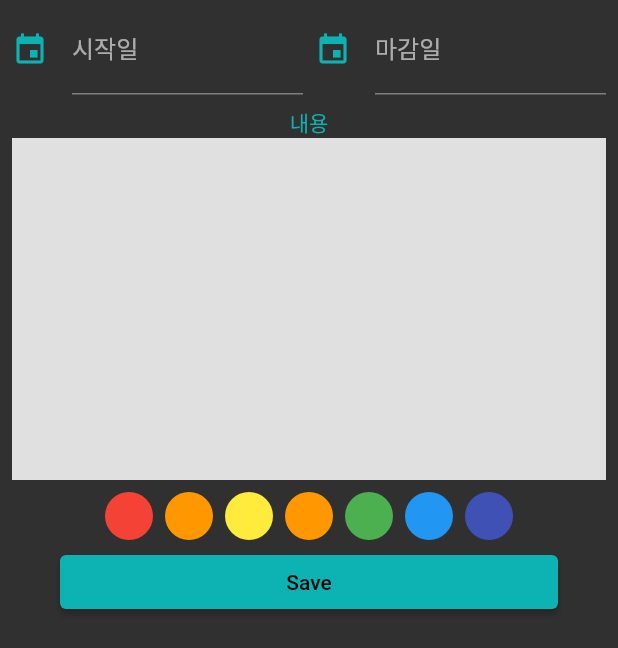
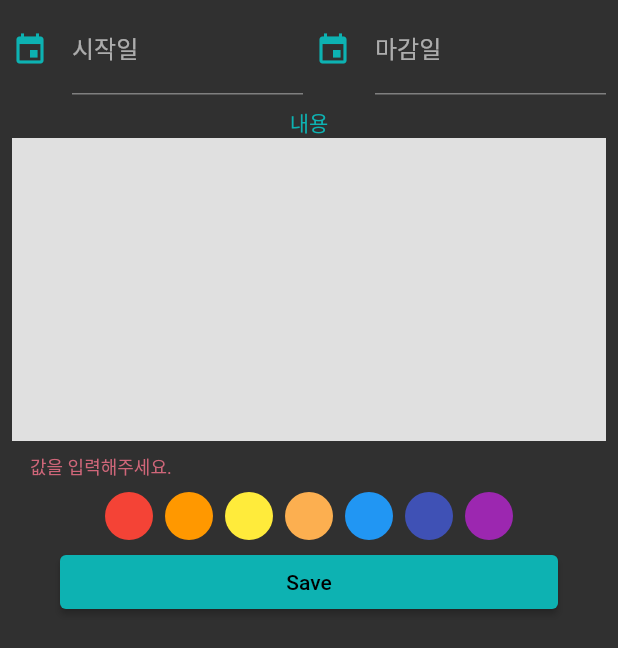
Before and after one commit to rookedsysc/Flutter-Study, a Flutter app: the ScheduleBottomSheet widget shown alone on an empty page, opened directly, on a phone screen of 412 x 824 dp. Shown: the top 648 px of the screen. Run offline on Flutter 3.47's test engine with Material 2 defaults, Android fonts, the phone set to English and light mode, and no system bars; drawn by our look-alikes of date_time_picker; our stand-ins replace drift, geolocator, get_it, google_maps_flutter, image_picker, permission_handler and 3 more; missing offline and left inert: agora_rtc_engine; accounts and stored records are empty; generated files the repository leaves out were written again; Roboto replaces fonts that are missing (Dongle).

Commit message:
GetIt 사용 +DataBase에서 Color 불러오기 +10진수 16진수로 변환

```diff
--- a/Project/scheduler_lab/lib/component/custom_text_field.dart
+++ b/Project/scheduler_lab/lib/component/custom_text_field.dart
@@ -5,8 +5,9 @@ import '../const/colors.dart';
 
 class CustomTextField extends StatelessWidget {
   final String label;
-  const  CustomTextField({required this.isTime, required this.label, Key? key}) : super(key: key);
   final bool isTime; // true - 시간 false - 내용
+  final FormFieldSetter<String> onTextSaved;
+  const  CustomTextField({required this.onTextSaved, required this.isTime, required this.label, Key? key}) : super(key: key);
 
   @override
   Widget build(BuildContext context) {
@@ -31,7 +32,11 @@ class CustomTextField extends StatelessWidget {
         }
         return null;
       },
+      onSaved: onTextSaved,
+
+      // 밑줄 색상
       cursorColor: Colors.grey,
+      style: TextStyle(color: Colors.black),
       // 부모 class의 남은 부분만큼 textField가 커짐.
       expands: !isTime,
       maxLines: isTime ? 1 : null, // 줄바뀜 옵션. (null이면 무한하게 라인 작성가능)
--- a/Project/scheduler_lab/lib/component/schedule_bottom_sheet.dart
+++ b/Project/scheduler_lab/lib/component/schedule_bottom_sheet.dart
@@ -1,9 +1,12 @@
 import 'package:date_time_picker/date_time_picker.dart';
 import 'package:flutter/material.dart';
+import 'package:get_it/get_it.dart';
 import 'package:intl/date_time_patterns.dart';
 import 'package:path/path.dart';
 import 'package:scheduler_lab/component/custom_text_field.dart';
 import 'package:scheduler_lab/const/colors.dart';
+import 'package:scheduler_lab/datebase/drift_database.dart';
+import 'package:scheduler_lab/model/category_color.dart';
 
 class ScheduleBottomSheet extends StatefulWidget {
   const ScheduleBottomSheet({Key? key}) : super(key: key);
@@ -15,6 +18,9 @@ class ScheduleBottomSheet extends StatefulWidget {
 class _ScheduleBottomSheetState extends State<ScheduleBottomSheet> {
   // form의 상태를 관리해주는 일종의 controller
   final GlobalKey<FormState> formKey = GlobalKey();
+  int? startTime;
+  int? endTime;
+  String? content;
 
   @override
   Widget build(BuildContext context) {
@@ -35,18 +41,37 @@ class _ScheduleBottomSheetState extends State<ScheduleBottomSheet> {
             padding: const EdgeInsets.only(top: 4.0, right: 8.0, left: 8.0),
             child: Form(
               key: formKey,
+              // 어떠한 동작으로 인해서가 아니라 자동으로 validate를 검증함.
+              autovalidateMode: AutovalidateMode.always,
               child: Column(
                 crossAxisAlignment: CrossAxisAlignment.start,
                 children: [
-                  _Time(), // _Time >> Row _CompactDatePicker
+                  _Time(onStartSaved: (String? val) {
+                    startTime = int.parse(val!.split('-')[2]);
+                  }, onEndSaved: (String? val) {
+                    endTime = int.parse(val!.split('-')[2]);
+                  }
+                    ,), // _Time >> Row _CompactDatePicker
                   SizedBox(
                     height: 8.0,
                   ),
-                  _Content(),
+                  _Content(onContentSaved: (String? val) {
+                    content = val;
+                  },),
                   SizedBox(
                     height: 8,
                   ),
-                  _ColorPicker(),
+                  FutureBuilder<List<CategoryColor>>(
+                    // main에 있는 LocalDatabase의 값을 code에 바로 주입시킴.
+                    future: GetIt.I<LocalDatabase>().getCategoryColors(),
+                    builder: (context, snapshot) {
+                      // parse('FFFFFF',radix = 16) : 16진수로 변환.
+                      return _ColorPicker(colors: snapshot.hasData
+                          ? snapshot.data!.map((e) =>
+                          Color(int.parse('FF${e.hexCode}',radix: 16))).toList()
+                          : []);
+                    }
+                  ),
                   SizedBox(height: 4.0,),
                   _SaveButton(onPressed: onSavePressed,)
                 ],
@@ -60,13 +85,18 @@ class _ScheduleBottomSheetState extends State<ScheduleBottomSheet> {
   void onSavePressed() {
     // formKey는 생성을 했는데 Form 위젯과 결합을 안했을 때
     if(formKey.currentState == null) {
-      return;
+      return null;
     }
-
     // 모든 textFormField에서 에러가 없으면 해당 if구문 통과함.
     // 모든 textFormField에서 validator() 실행됨.
     if(formKey.currentState!.validate()){
-      print('에러가 없습니다.');
+      formKey.currentState!.save();
+
+      print('----------------------');
+      print('startTime: $startTime');
+      print('endTime: $endTime');
+      print('content: $content');
+
     } else {
       print('에러가 있습니다.');
     }
@@ -74,7 +104,10 @@ class _ScheduleBottomSheetState extends State<ScheduleBottomSheet> {
 }
 
 class _Time extends StatefulWidget {
-  const _Time({Key? key}) : super(key: key);
+  final FormFieldSetter<String> onStartSaved;
+  final FormFieldSetter<String> onEndSaved;
+
+  const _Time({required this.onStartSaved, required this.onEndSaved, Key? key}) : super(key: key);
 
   @override
   State<_Time> createState() => _TimeState();
@@ -83,7 +116,6 @@ class _Time extends StatefulWidget {
 class _TimeState extends State<_Time> {
   DateTime? minimumDay = DateTime.now();
   DateTime? maximumDay = DateTime(3000);
-
   @override
   Widget build(BuildContext context) {
     return GestureDetector(
@@ -102,10 +134,39 @@ class _TimeState extends State<_Time> {
     );
   }
 
-  Widget _CompactDatePicker(bool isStart) {
+  Widget _CompactDatePicker(bool isStart,  ) {
     return Expanded(
         child: Column(children: [
           DateTimePicker(
+            validator: (val) {
+              // 날짜 입력 됐는지 검증.
+              if(val == null || val.isEmpty) {
+                if(isStart) {
+                  return '시작일을 입력해주세요.';
+                }
+                return '마감일을 입력해주세요.';
+              }
+            },
+            onSaved: isStart ? widget.onStartSaved : widget.onEndSaved,
+            onChanged: (val) {
+              print('value : $val');
+              DateTime selectedDay = DateTime(
+                // 문자열 int로 치환.
+                int.parse(val.split('-')[0]), // 년
+                int.parse(val.split('-')[1]), // 월
+                int.parse(val.split('-')[2]), // 일
+              );
+              setState(() {
+                // 시작일의 lastDate가 마감일의 lastDate를 넘지 않게 해줌.
+                if (!isStart) {
+                  maximumDay = selectedDay;
+                }
+
+                // 마감일의 firstDate가 시작일의 firstDate보다 작지 않게 해줌.
+                minimumDay = selectedDay;
+              });
+            },
+
             // Design
             decoration: InputDecoration(
               icon: Icon(
@@ -127,54 +188,30 @@ class _TimeState extends State<_Time> {
             firstDate: isStart ? DateTime.now() : minimumDay,
             lastDate: isStart ? maximumDay : DateTime(3000),
 
-            onChanged: (val) {
-          print('value : $val');
-          DateTime selectedDay = DateTime(
-            // 문자열 int로 치환.
-            int.parse(val.split('-')[0]), // 년
-            int.parse(val.split('-')[1]), // 월
-            int.parse(val.split('-')[2]), // 일
-          );
-          setState(() {
-            // 시작일의 lastDate가 마감일의 lastDate를 넘지 않게 해줌.
-            if (!isStart) {
-              maximumDay = selectedDay;
-            }
 
-            // 마감일의 firstDate가 시작일의 firstDate보다 작지 않게 해줌.
-            minimumDay = selectedDay;
-          });
-          },
-          validator: (val) {
-                // 날짜 입력 됐는지 검증.
-                if(val == null || val.isEmpty) {
-                  if(isStart) {
-                    return '시작일을 입력해주세요.';
-                  }
-                  return '마감일을 입력해주세요.';
-                }
-
-              },
       ),
     ]));
   }
 }
 
 class _Content extends StatelessWidget {
-  const _Content({Key? key}) : super(key: key);
+  final FormFieldSetter<String> onContentSaved;
+  const _Content({required this.onContentSaved, Key? key}) : super(key: key);
 
   @override
   Widget build(BuildContext context) {
     return Expanded(
       child: CustomTextField(
         label: '내용',
-        isTime:false,
+        isTime: false,
+        onTextSaved: onContentSaved,
       ),
     );
   }
 }
 class _ColorPicker extends StatelessWidget {
-  const _ColorPicker({Key? key}) : super(key: key);
+  final List<Color> colors;
+  const _ColorPicker({required this.colors, Key? key}) : super(key: key);
 
   @override
   Widget build(BuildContext context) {
@@ -183,15 +220,7 @@ class _ColorPicker extends StatelessWidget {
       child: Wrap(
         spacing: 8.0, // child 사이사이의 간격.
         runSpacing: 8.0, // 위 아래 간격.
-        children: [
-          renderColor(Colors.red),
-          renderColor(Colors.orange),
-          renderColor(Colors.yellow),
-          renderColor(Colors.orange),
-          renderColor(Colors.green),
-          renderColor(Colors.blue),
-          renderColor(Colors.indigo),
-        ],
+        children: colors.map((e) => renderColor(e)).toList(),
       ),
     );
   }
--- a/Project/scheduler_lab/lib/main.dart
+++ b/Project/scheduler_lab/lib/main.dart
@@ -1,5 +1,6 @@
 import 'package:drift/drift.dart';
 import 'package:flutter/material.dart';
+import 'package:get_it/get_it.dart';
 import 'package:scheduler_lab/const/colors.dart';
 import 'package:scheduler_lab/datebase/drift_database.dart';
 import 'package:scheduler_lab/screen/home_screen.dart';
@@ -14,6 +15,8 @@ void main() async {
 
   // DB 쿼리 있는 Class
   final database = LocalDatabase();
+  // Getit을 통해서 어디에서든 database를 호출할 수 있음.
+  GetIt.I.registerSingleton<LocalDatabase>(database); // I는 인스턴스를 뜻함.
 
   final colors = await database.getCategoryColors();
   if(colors.isEmpty) {
--- a/Project/scheduler_lab/pubspec.yaml
+++ b/Project/scheduler_lab/pubspec.yaml
@@ -43,6 +43,7 @@ dependencies:
   path_provider: ^2.0.0
   path: ^1.8.2
   date_time_picker: ^2.1.0
+  get_it: ^7.2.0
 
 dev_dependencies:
   flutter_test:
```
Also changed, not shown: Project/scheduler_lab/pubspec.lock.
